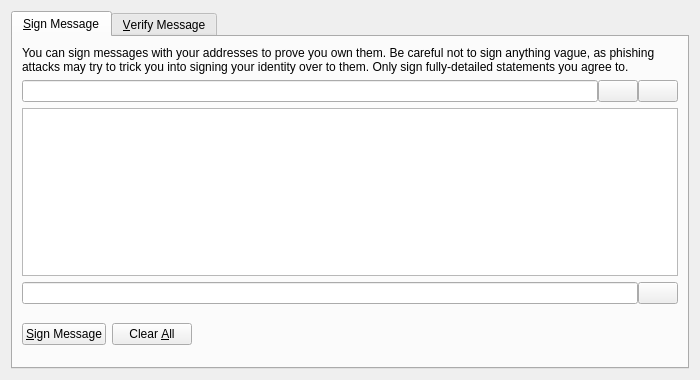
Qt form src/qt/forms/signverifymessagedialog.ui (MintcoinCommunity/Mintcoin-Desktop-Wallet) before a commit.
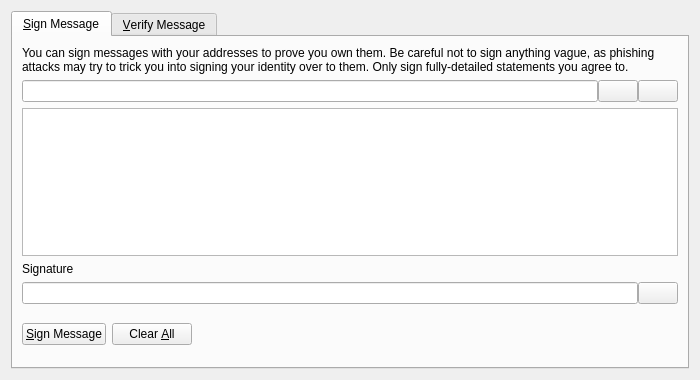
The same form after that commit. The open tabs and pages were chosen to show the change. Icons and pictures are not drawn. Custom widgets are drawn as their Qt base class.

Commit message:
Bitcoin-Qt: add a Signature label on sign message page
BTC Commit(s):
aec056edb588707f81f31f6f2d72aa01e8945bae

Diff of the .ui file:
```diff
--- a/src/qt/forms/signverifymessagedialog.ui
+++ b/src/qt/forms/signverifymessagedialog.ui
@@ -104,6 +104,16 @@
          </property>
         </widget>
        </item>
+       <item>
+        <widget class="QLabel" name="signatureLabel_SM">
+         <property name="text">
+          <string>Signature</string>
+         </property>
+         <property name="textFormat">
+          <enum>Qt::PlainText</enum>
+         </property>
+        </widget>
+       </item>
        <item>
         <layout class="QHBoxLayout" name="horizontalLayout_2_SM">
          <property name="spacing">
```
